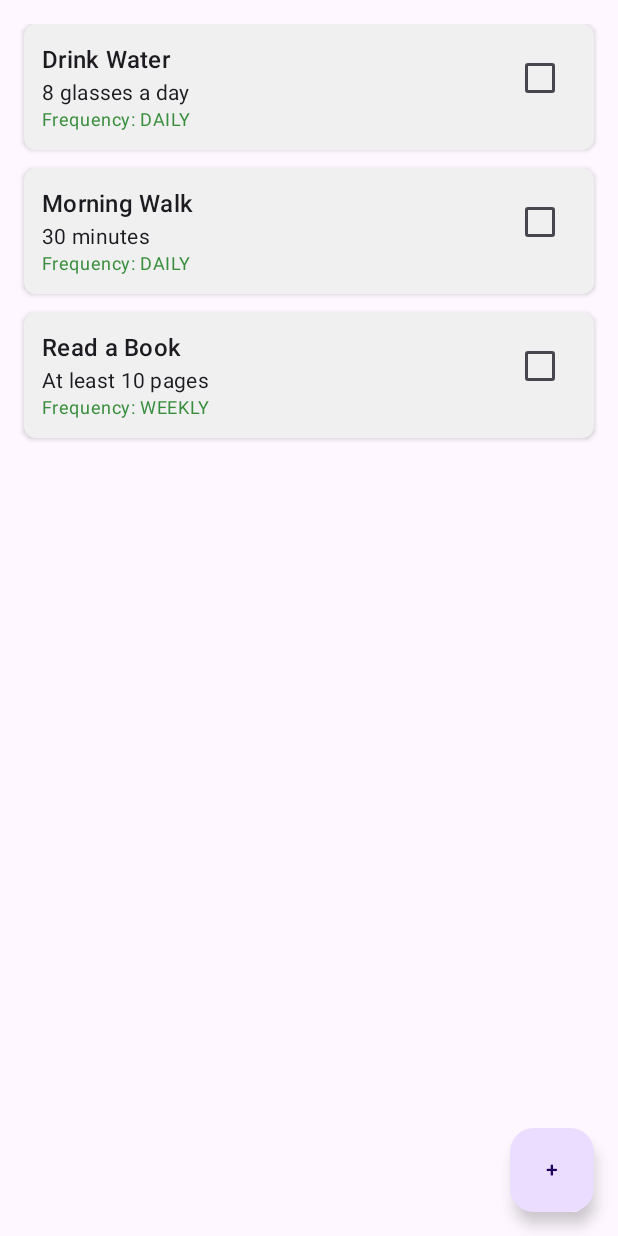
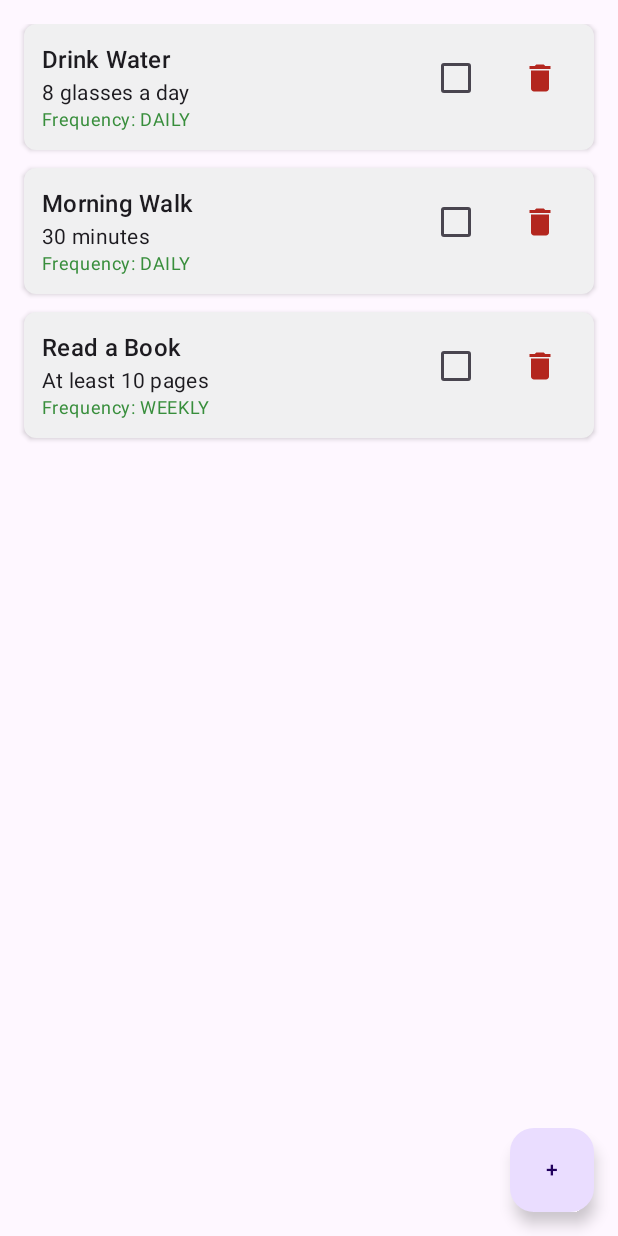
Before and after one commit to fumio65/Bloom, an Android app built with Jetpack Compose: the screen it shows after launch (MainActivity), on a phone screen of 412 x 824 dp. Run offline under Robolectric (Android 15) with nearby library versions, the phone set to English and light mode, and no system bars.

Commit message:
feat(ui): add delete habit button in habit list

```diff
--- a/app/src/main/java/com/example/bloom/MainActivity.kt
+++ b/app/src/main/java/com/example/bloom/MainActivity.kt
@@ -83,7 +83,8 @@ fun AppEntry(viewModel: HabitViewModel) {
                         onHabitCheckedChange = { habit, isChecked ->
                             viewModel.toggleHabitCompletion(habit, isChecked)
                         },
-                        onHabitClick = { habit -> habitToEdit = habit } // ✅ opens edit screen
+                        onHabitClick = { habit -> habitToEdit = habit },
+                        onHabitDelete = { habit -> viewModel.deleteHabit(habit) } // ✅ delete habit
                     )
                 }
             }
--- a/app/src/main/java/com/example/bloom/ui/screens/habitlist/HabitListScreen.kt
+++ b/app/src/main/java/com/example/bloom/ui/screens/habitlist/HabitListScreen.kt
@@ -4,10 +4,9 @@ import androidx.compose.foundation.clickable
 import androidx.compose.foundation.layout.*
 import androidx.compose.foundation.lazy.LazyColumn
 import androidx.compose.foundation.lazy.items
-import androidx.compose.material3.Checkbox
-import androidx.compose.material3.MaterialTheme
-import androidx.compose.material3.Surface
-import androidx.compose.material3.Text
+import androidx.compose.material.icons.Icons
+import androidx.compose.material.icons.filled.Delete
+import androidx.compose.material3.*
 import androidx.compose.runtime.Composable
 import androidx.compose.ui.Modifier
 import androidx.compose.ui.unit.dp
@@ -17,7 +16,8 @@ import com.example.bloom.data.model.Habit
 fun HabitListScreen(
     habits: List<Habit>,
     onHabitCheckedChange: (Habit, Boolean) -> Unit,
-    onHabitClick: (Habit) -> Unit // ✅ new callback for edit
+    onHabitClick: (Habit) -> Unit,
+    onHabitDelete: (Habit) -> Unit // ✅ new callback
 ) {
     LazyColumn(
         modifier = Modifier
@@ -29,7 +29,8 @@ fun HabitListScreen(
             HabitItem(
                 habit = habit,
                 onCheckedChange = { isChecked -> onHabitCheckedChange(habit, isChecked) },
-                onClick = { onHabitClick(habit) }
+                onClick = { onHabitClick(habit) },
+                onDelete = { onHabitDelete(habit) } // ✅ pass delete handler
             )
         }
     }
@@ -39,7 +40,8 @@ fun HabitListScreen(
 fun HabitItem(
     habit: Habit,
     onCheckedChange: (Boolean) -> Unit,
-    onClick: () -> Unit
+    onClick: () -> Unit,
+    onDelete: () -> Unit
 ) {
     Surface(
         tonalElevation = 2.dp,
@@ -47,7 +49,7 @@ fun HabitItem(
         shape = MaterialTheme.shapes.medium,
         modifier = Modifier
             .fillMaxWidth()
-            .clickable { onClick() } // ✅ whole item is clickable for editing
+            .clickable { onClick() }
     ) {
         Row(
             modifier = Modifier
@@ -55,7 +57,7 @@ fun HabitItem(
                 .padding(12.dp),
             horizontalArrangement = Arrangement.SpaceBetween
         ) {
-            Column {
+            Column(modifier = Modifier.weight(1f)) {
                 Text(text = habit.title, style = MaterialTheme.typography.titleMedium)
                 habit.description?.let {
                     Text(text = it, style = MaterialTheme.typography.bodyMedium)
@@ -66,10 +68,22 @@ fun HabitItem(
                     color = MaterialTheme.colorScheme.primary
                 )
             }
-            Checkbox(
-                checked = habit.isCompleted,
-                onCheckedChange = { onCheckedChange(it) }
-            )
+
+            // Right section (checkbox + delete)
+            Row(horizontalArrangement = Arrangement.spacedBy(8.dp)) {
+                Checkbox(
+                    checked = habit.isCompleted,
+                    onCheckedChange = { onCheckedChange(it) }
+                )
+
+                IconButton(onClick = onDelete) {
+                    Icon(
+                        imageVector = Icons.Default.Delete,
+                        contentDescription = "Delete Habit",
+                        tint = MaterialTheme.colorScheme.error
+                    )
+                }
+            }
         }
     }
 }
```
